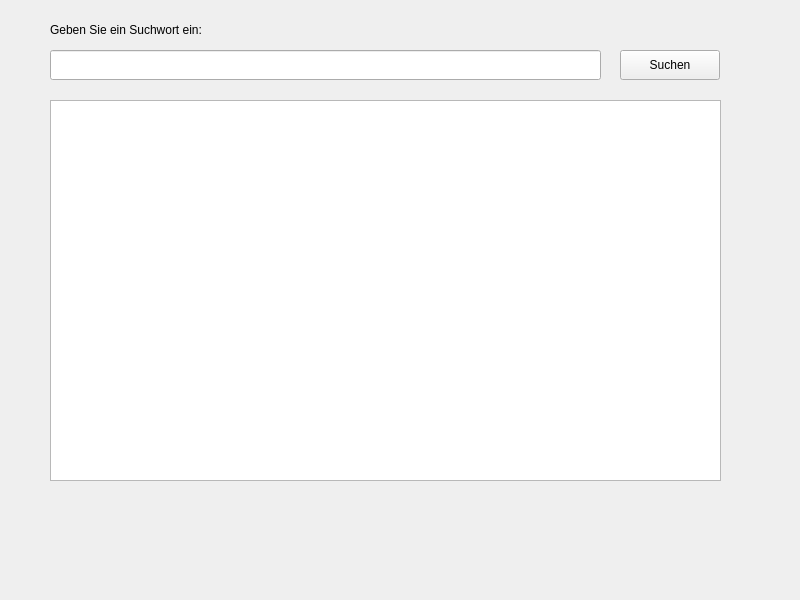
This is searchnote.ui in as070700/Noteapp as Qt 5 draws it before an edit. The edited form follows.
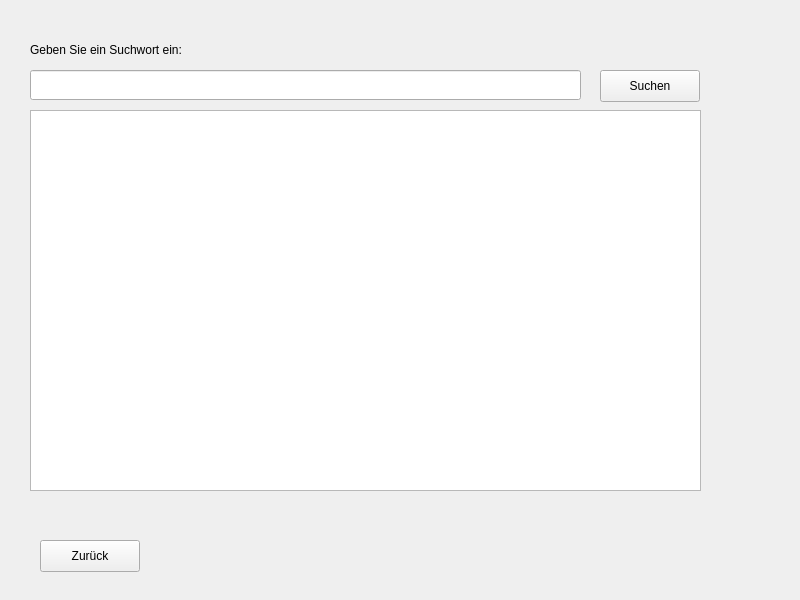
This is the edited form.

Commit message: Zurückbutton angepasst

What changed in the file:
```diff
--- a/searchnote.ui
+++ b/searchnote.ui
@@ -16,8 +16,8 @@
   <widget class="QLabel" name="label_searchnote">
    <property name="geometry">
     <rect>
-     <x>50</x>
-     <y>20</y>
+     <x>30</x>
+     <y>40</y>
      <width>300</width>
      <height>20</height>
     </rect>
@@ -32,36 +32,49 @@
   <widget class="QLineEdit" name="searchLineEdit_searchnote">
    <property name="geometry">
     <rect>
-     <x>50</x>
-     <y>50</y>
+     <x>30</x>
+     <y>70</y>
      <width>551</width>
      <height>30</height>
     </rect>
    </property>
   </widget>
-  <widget class="QPushButton" name="searchButton_searchnote">
-   <property name="geometry">
-    <rect>
-     <x>620</x>
-     <y>50</y>
-     <width>100</width>
-     <height>30</height>
-    </rect>
-   </property>
-   <property name="text">
-    <string>Suchen</string>
-   </property>
-  </widget>
   <widget class="QListWidget" name="searchResultsListWidget_searchnote">
    <property name="geometry">
     <rect>
-     <x>50</x>
-     <y>100</y>
+     <x>30</x>
+     <y>110</y>
      <width>671</width>
      <height>381</height>
     </rect>
    </property>
   </widget>
+  <widget class="QPushButton" name="backButton_searchnote">
+   <property name="geometry">
+    <rect>
+     <x>40</x>
+     <y>540</y>
+     <width>100</width>
+     <height>32</height>
+    </rect>
+   </property>
+   <property name="text">
+    <string>Zurück</string>
+   </property>
+  </widget>
+  <widget class="QPushButton" name="searchButton_searchnote">
+   <property name="geometry">
+    <rect>
+     <x>600</x>
+     <y>70</y>
+     <width>100</width>
+     <height>32</height>
+    </rect>
+   </property>
+   <property name="text">
+    <string>Suchen</string>
+   </property>
+  </widget>
  </widget>
  <resources/>
  <connections/>
```
The commit also changes 2 other files.
